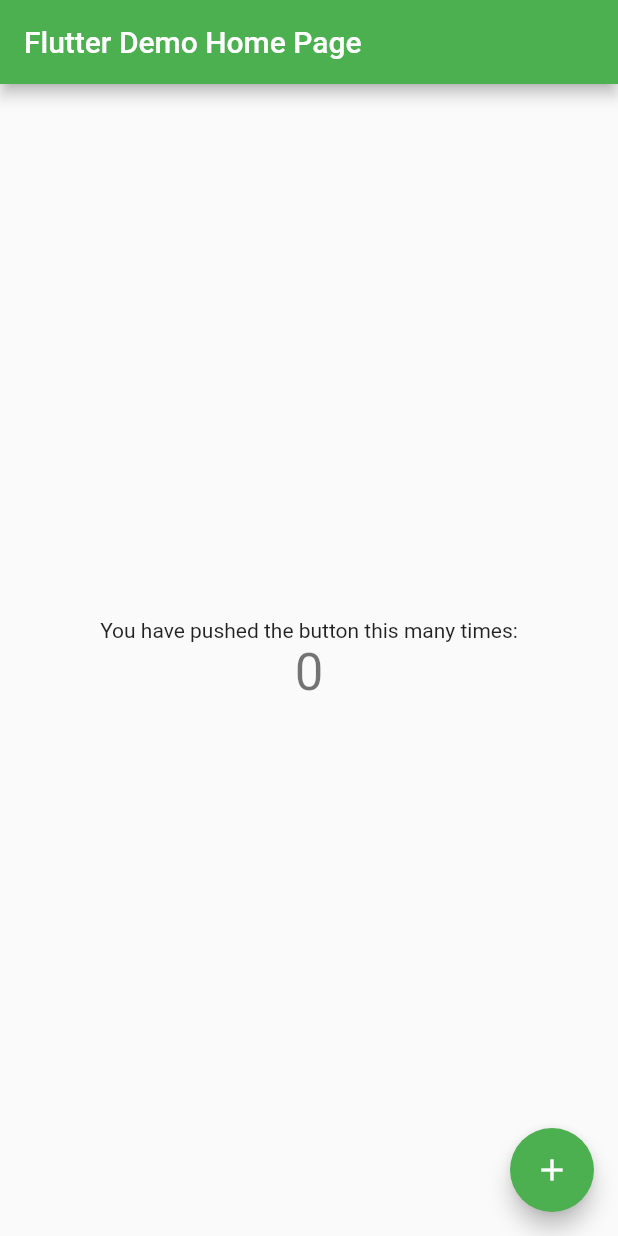
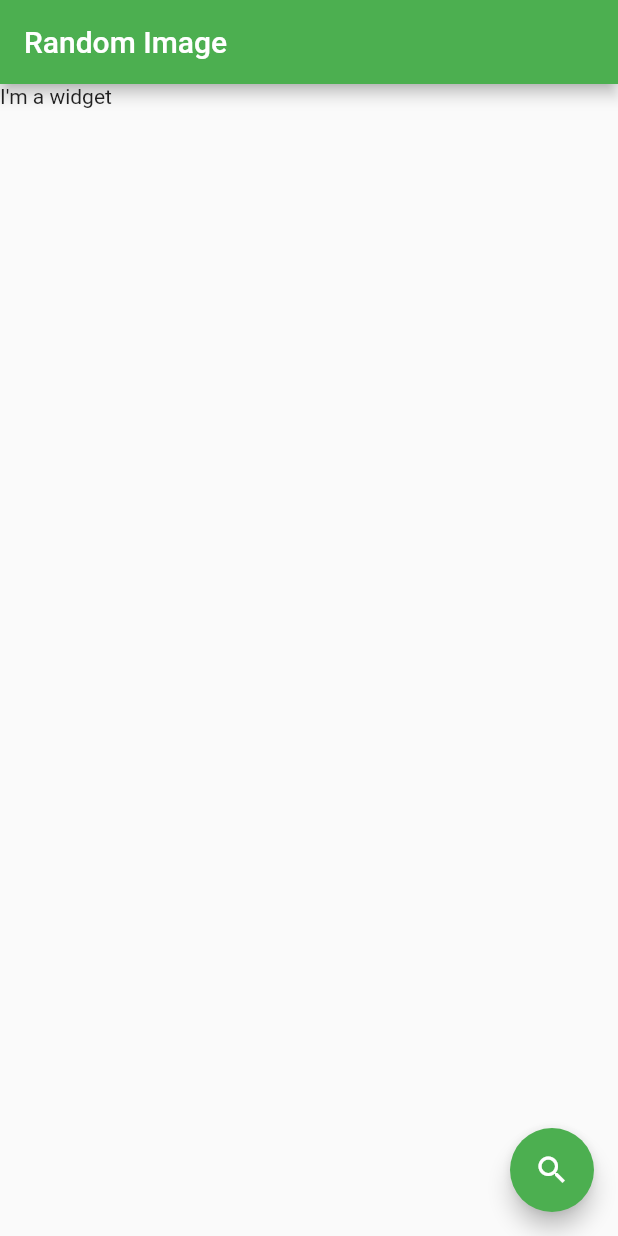
Before and after one commit to rapPayne/flutter-hands-on-intro-presentation, a Flutter app: the screen it shows after launch, on a phone screen of 412 x 824 dp. Run offline on Flutter 3.47's test engine with Material 2 defaults, Android fonts, the phone set to English and light mode, and no system bars.

Commit message:
Clicking FAB shows a random GIF

```diff
--- /dev/null
+++ b/gif_search/lib/RandomGif.dart
@@ -0,0 +1,42 @@
+import 'package:flutter/material.dart';
+import 'package:http/http.dart';
+import 'dart:convert';
+import 'apiKeys.dart';
+
+class RandomGif extends StatefulWidget {
+  @override
+  _RandomGifState createState() => _RandomGifState();
+}
+
+class _RandomGifState extends State<RandomGif> {
+  String _gifUrl = "";
+  @override
+  Widget build(BuildContext context) {
+    return Scaffold(
+      appBar: AppBar(
+        title: Text("Random Image"),
+      ),
+      body: Column(
+        children: <Widget>[
+          Text("I'm a widget $_gifUrl"),
+          (_gifUrl.length > 0) ? Image.network(_gifUrl) : Spacer(),
+        ],
+      ),
+      floatingActionButton: FloatingActionButton(
+        child: Icon(Icons.search),
+        onPressed: () async {
+          print('I got pressed $giphyApiKey');
+          String url =
+              'https://api.giphy.com/v1/gifs/random?api_key=$giphyApiKey&rating=g';
+          Response res = await get(url);
+          Map<String, dynamic> body = json.decode(res.body);
+          String imageUrl = body['data']['image_url'];
+          setState(() {
+            _gifUrl = imageUrl;
+          });
+          print('imageUrl is $imageUrl');
+        },
+      ),
+    );
+  }
+}
--- a/gif_search/lib/main.dart
+++ b/gif_search/lib/main.dart
@@ -1,4 +1,5 @@
 import 'package:flutter/material.dart';
+import 'RandomGif.dart';
 
 void main() => runApp(MyApp());
 
@@ -9,103 +10,9 @@
     return MaterialApp(
       title: 'Gif Search',
       theme: ThemeData(
-        // This is the theme of your application.
-        //
-        // Try running your application with "flutter run". You'll see the
-        // application has a blue toolbar. Then, without quitting the app, try
-        // changing the primarySwatch below to Colors.green and then invoke
-        // "hot reload" (press "r" in the console where you ran "flutter run",
-        // or simply save your changes to "hot reload" in a Flutter IDE).
-        // Notice that the counter didn't reset back to zero; the application
-        // is not restarted.
         primarySwatch: Colors.green,
       ),
-      home: MyHomePage(title: 'Flutter Demo Home Page'),
+      home: RandomGif(),
     );
   }
 }
-
-class MyHomePage extends StatefulWidget {
-  MyHomePage({Key key, this.title}) : super(key: key);
-
-  // This widget is the home page of your application. It is stateful, meaning
-  // that it has a State object (defined below) that contains fields that affect
-  // how it looks.
-
-  // This class is the configuration for the state. It holds the values (in this
-  // case the title) provided by the parent (in this case the App widget) and
-  // used by the build method of the State. Fields in a Widget subclass are
-  // always marked "final".
-
-  final String title;
-
-  @override
-  _MyHomePageState createState() => _MyHomePageState();
-}
-
-class _MyHomePageState extends State<MyHomePage> {
-  int _counter = 0;
-
-  void _incrementCounter() {
-    setState(() {
-      // This call to setState tells the Flutter framework that something has
-      // changed in this State, which causes it to rerun the build method below
-      // so that the display can reflect the updated values. If we changed
-      // _counter without calling setState(), then the build method would not be
-      // called again, and so nothing would appear to happen.
-      _counter++;
-    });
-  }
-
-  @override
-  Widget build(BuildContext context) {
-    // This method is rerun every time setState is called, for instance as done
-    // by the _incrementCounter method above.
-    //
-    // The Flutter framework has been optimized to make rerunning build methods
-    // fast, so that you can just rebuild anything that needs updating rather
-    // than having to individually change instances of widgets.
-    return Scaffold(
-      appBar: AppBar(
-        // Here we take the value from the MyHomePage object that was created by
-        // the App.build method, and use it to set our appbar title.
-        title: Text(widget.title),
-      ),
-      body: Center(
-        // Center is a layout widget. It takes a single child and positions it
-        // in the middle of the parent.
-        child: Column(
-          // Column is also a layout widget. It takes a list of children and
-          // arranges them vertically. By default, it sizes itself to fit its
-          // children horizontally, and tries to be as tall as its parent.
-          //
-          // Invoke "debug painting" (press "p" in the console, choose the
-          // "Toggle Debug Paint" action from the Flutter Inspector in Android
-          // Studio, or the "Toggle Debug Paint" command in Visual Studio Code)
-          // to see the wireframe for each widget.
-          //
-          // Column has various properties to control how it sizes itself and
-          // how it positions its children. Here we use mainAxisAlignment to
-          // center the children vertically; the main axis here is the vertical
-          // axis because Columns are vertical (the cross axis would be
-          // horizontal).
-          mainAxisAlignment: MainAxisAlignment.center,
-          children: <Widget>[
-            Text(
-              'You have pushed the button this many times:',
-            ),
-            Text(
-              '$_counter',
-              style: Theme.of(context).textTheme.display1,
-            ),
-          ],
-        ),
-      ),
-      floatingActionButton: FloatingActionButton(
-        onPressed: _incrementCounter,
-        tooltip: 'Increment',
-        child: Icon(Icons.add),
-      ), // This trailing comma makes auto-formatting nicer for build methods.
-    );
-  }
-}
--- a/gif_search/pubspec.yaml
+++ b/gif_search/pubspec.yaml
@@ -19,6 +19,7 @@
 dependencies:
   flutter:
     sdk: flutter
+  http: ^0.12.0
 
   # The following adds the Cupertino Icons font to your application.
   # Use with the CupertinoIcons class for iOS style icons.
```
